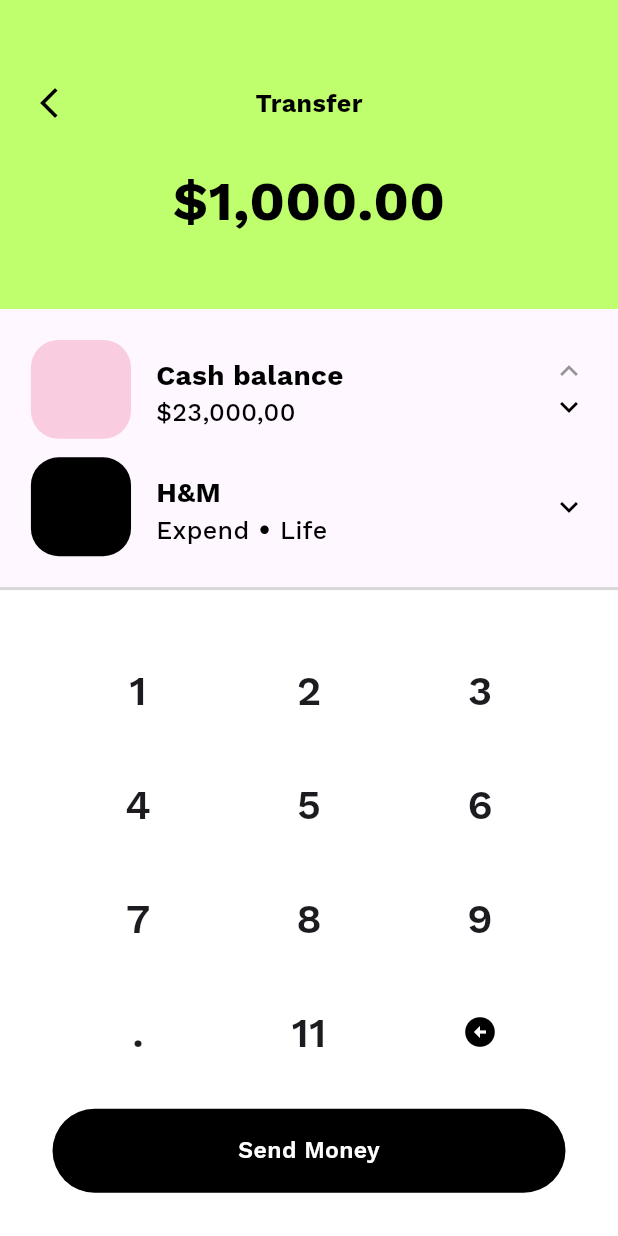
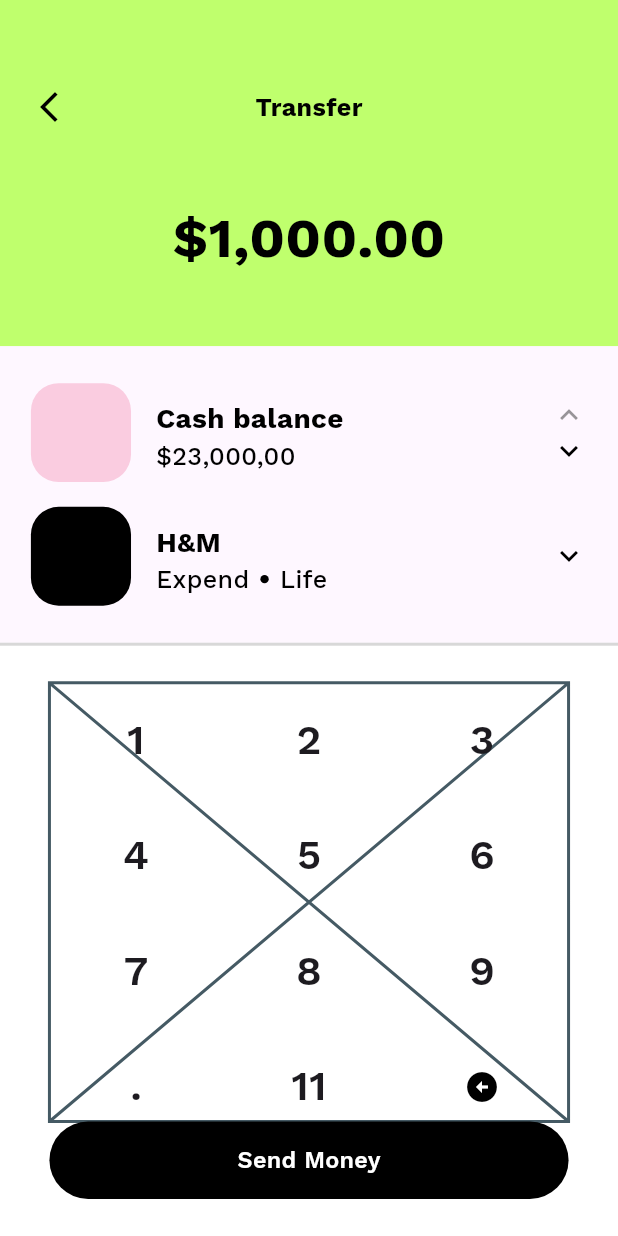
Before and after one commit to bhawesh2002/finance_app_ui, a Flutter app: the Screen3 screen opened directly, on a phone screen of 412 x 824 dp. Run offline on Flutter 3.47's test engine with Material 3 defaults, Android fonts, the phone set to English and light mode, and no system bars; our stand-ins replace google_fonts.

Commit message:
make some changes

```diff
--- a/lib/screens/screen3.dart
+++ b/lib/screens/screen3.dart
@@ -15,7 +15,7 @@ class Screen3 extends StatelessWidget {
             top: 0,
             child: Container(
               width: width,
-              height: height * 0.25,
+              height: height * 0.28,
               color: cardColor,
               child: Padding(
                 padding: EdgeInsets.symmetric(
@@ -72,7 +72,7 @@ class Screen3 extends StatelessWidget {
             ),
           ),
           Positioned(
-            top: height * 0.265,
+            top: height * 0.3,
             child: SizedBox(
               width: width,
               height: height * 0.1,
@@ -149,7 +149,7 @@ class Screen3 extends StatelessWidget {
             ),
           ),
           Positioned(
-            top: height * 0.36,
+            top: height * 0.4,
             child: SizedBox(
               width: width,
               height: height * 0.1,
@@ -242,7 +242,7 @@ class Screen3 extends StatelessWidget {
               alignment: Alignment.bottomCenter,
               child: Container(
                 width: width,
-                height: height * 0.525,
+                height: height * 0.48,
                 decoration: BoxDecoration(
                   color: Colors.white,
                   border: Border(
@@ -253,13 +253,16 @@ class Screen3 extends StatelessWidget {
                   ),
                 ),
                 padding: EdgeInsets.symmetric(
-                  vertical: height * 0.035,
-                  horizontal: width * 0.085,
+                  vertical: height * 0.030,
+                  horizontal: width * 0.080,
                 ),
                 child: LayoutBuilder(
                   builder: (context, constraints) => Stack(
                     children: [
-                      GridView.count(
+                      Placeholder(
+                        child: SizedBox(
+                          height: constraints.maxHeight * 0.85,
+                          child: GridView.count(
                             physics: const NeverScrollableScrollPhysics(),
                             crossAxisCount: 3,
                             childAspectRatio: 1.5,
@@ -293,6 +296,8 @@ class Screen3 extends StatelessWidget {
                                 );
                               }
                             }),
+                          ),
+                        ),
                       ),
                       //Send Money Button
                       Positioned.fill(
```
Lines whose indentation alone changed are shown as unchanged.
